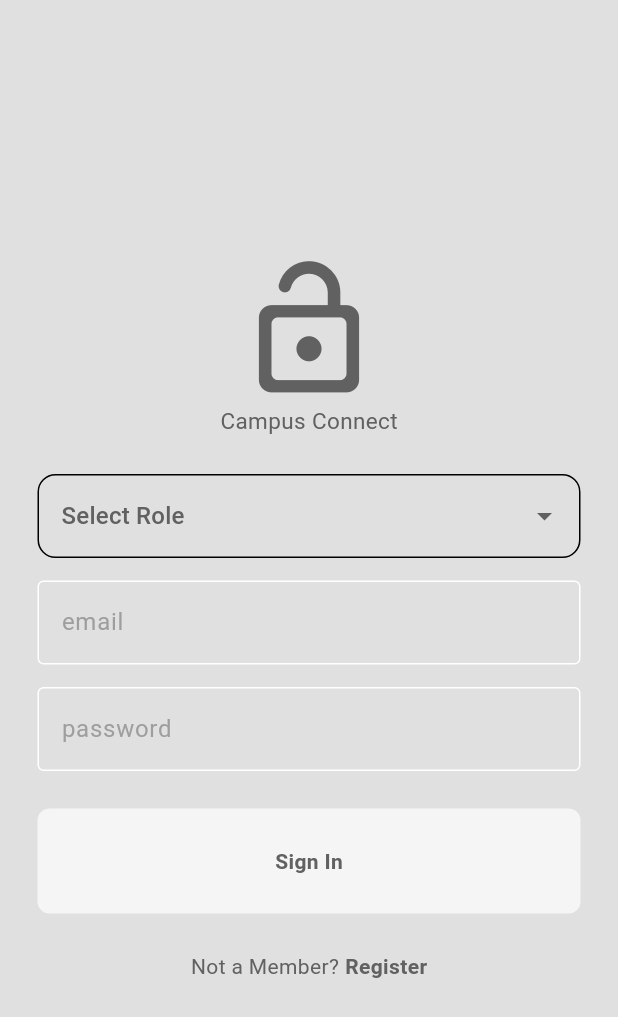
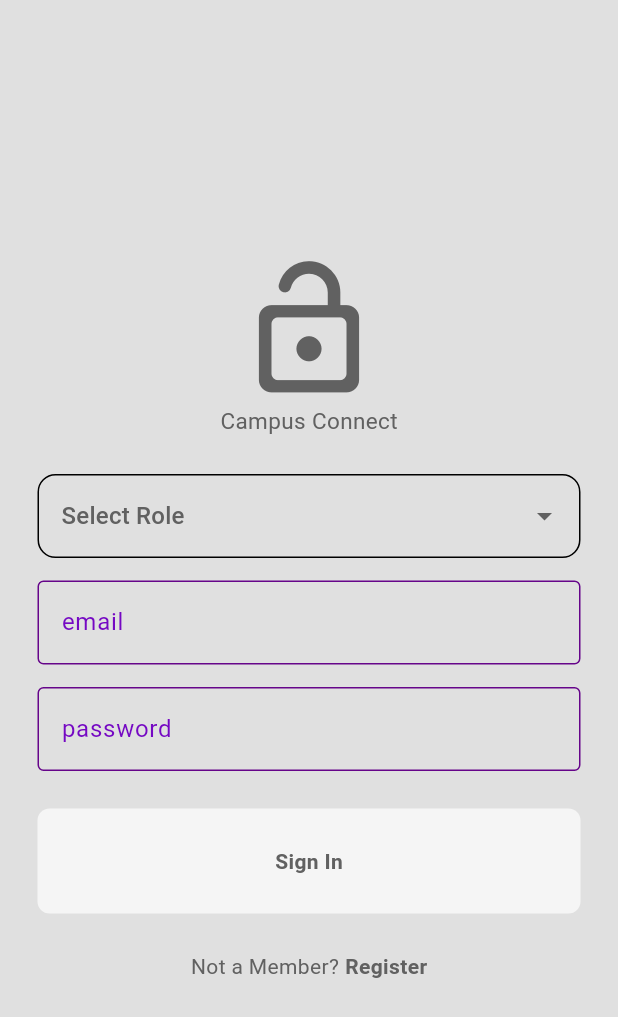
Before and after one commit to sadhav16/Dbms-Mini-Project, a Flutter app: the screen it shows after launch, on a phone screen of 412 x 824 dp. Shown: the top 1017 px of the screen. Run offline on Flutter 3.47's test engine with Material 3 defaults, Android fonts, the light colour scheme and no system bars; our stand-ins replace google_nav_bar.

Commit message:
changes to color

```diff
--- a/ccnewone/lib/themes/light_mode.dart
+++ b/ccnewone/lib/themes/light_mode.dart
@@ -2,10 +2,9 @@ import 'package:flutter/material.dart';
 
 ThemeData lightMode = ThemeData(
   colorScheme: ColorScheme.light(
-    surface: Colors.grey.shade300,
-    primary: Colors.grey.shade500,
-    secondary: Colors.grey.shade100,
-    tertiary: Colors.white,
-    inversePrimary: Colors.grey.shade700
-  ),
+      surface: Colors.grey.shade300,
+      primary: const Color.fromARGB(255, 117, 8, 195),
+      secondary: Colors.grey.shade100,
+      tertiary: const Color.fromARGB(255, 102, 5, 138),
+      inversePrimary: Colors.grey.shade700),
 );
```
